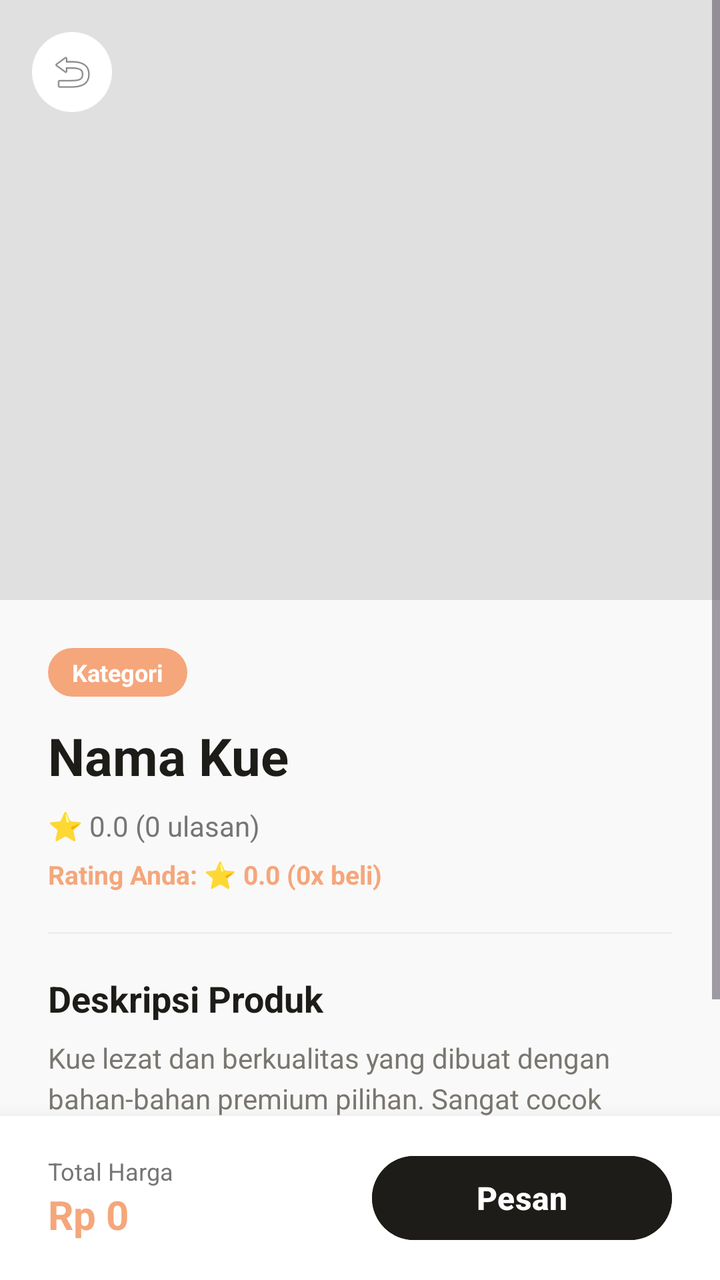
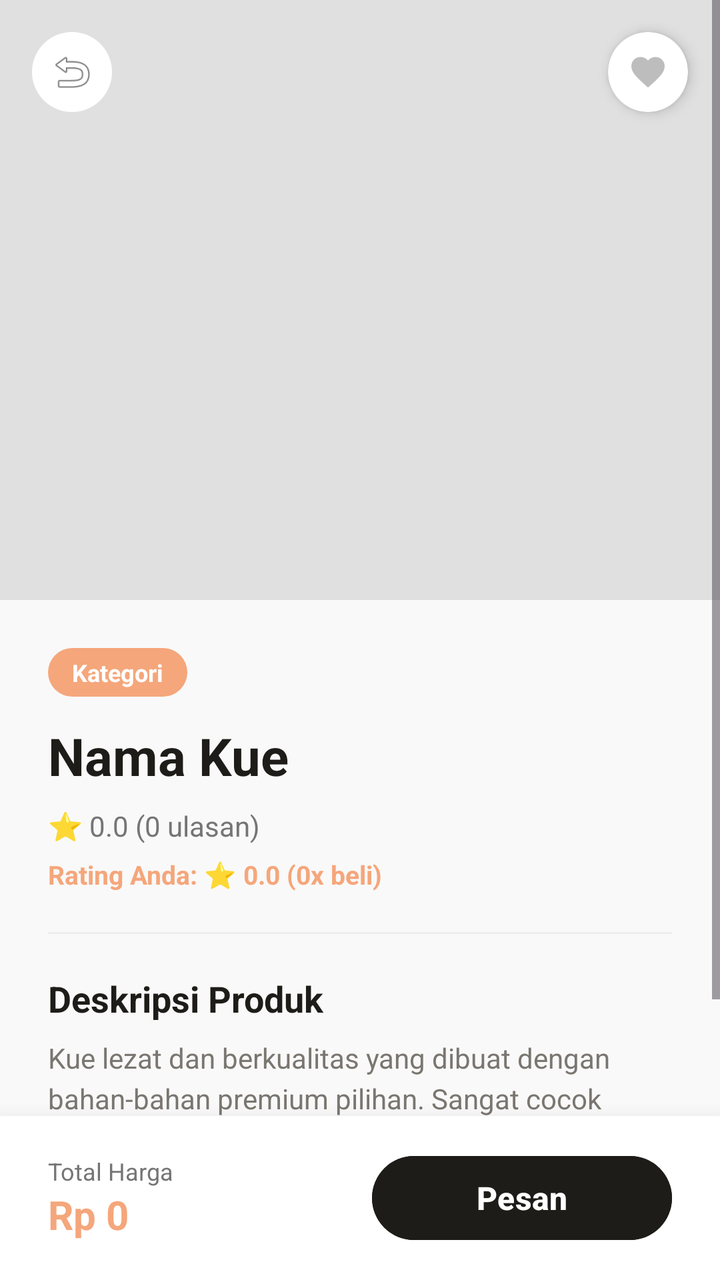

The first picture is an Android layout as it rendered before a commit; the second is the same layout after the commit. The layout source and the unified diff follow.
<!-- AndroidManifest.xml: application theme Theme.KueWeh -->
<!-- res/layout/activity_detail.xml -->
<?xml version="1.0" encoding="utf-8"?>
<RelativeLayout xmlns:android="http://schemas.android.com/apk/res/android"
    android:layout_width="match_parent"
    android:layout_height="match_parent"
    android:background="#F9F9F9">

    <ScrollView
        android:layout_width="match_parent"
        android:layout_height="match_parent"
        android:layout_above="@id/bottomBar"
        android:fillViewport="true">

        <LinearLayout
            android:layout_width="match_parent"
            android:layout_height="wrap_content"
            android:orientation="vertical">

            <ImageView
                android:id="@+id/imgDetailKue"
                android:layout_width="match_parent"
                android:layout_height="300dp"
                android:scaleType="centerCrop"
                android:background="#E0E0E0" />

            <LinearLayout
                android:layout_width="match_parent"
                android:layout_height="wrap_content"
                android:orientation="vertical"
                android:padding="24dp">

                <TextView
                    android:id="@+id/tvDetailKategori"
                    android:layout_width="wrap_content"
                    android:layout_height="wrap_content"
                    android:background="@drawable/bg_chip_active"
                    android:paddingHorizontal="12dp"
                    android:paddingVertical="4dp"
                    android:text="Kategori"
                    android:textColor="#FFFFFF"
                    android:textSize="12sp"
                    android:textStyle="bold"
                    android:layout_marginBottom="12dp"/>

                <TextView
                    android:id="@+id/tvDetailNama"
                    android:layout_width="match_parent"
                    android:layout_height="wrap_content"
                    android:text="Nama Kue"
                    android:textColor="#1E1C18"
                    android:textSize="26sp"
                    android:textStyle="bold" />

                <TextView
                    android:id="@+id/tvDetailRating"
                    android:layout_width="wrap_content"
                    android:layout_height="wrap_content"
                    android:layout_marginTop="8dp"
                    android:text="⭐ 0.0 (0 ulasan)"
                    android:textColor="#757575"
                    android:textSize="14sp" />

                <TextView
                    android:id="@+id/tvPersonalRating"
                    android:layout_width="wrap_content"
                    android:layout_height="wrap_content"
                    android:layout_marginTop="6dp"
                    android:text="Rating Anda: ⭐ 0.0 (0x beli)"
                    android:textColor="#F5A67B"
                    android:textSize="13sp"
                    android:textStyle="bold" />

                <View
                    android:layout_width="match_parent"
                    android:layout_height="1dp"
                    android:layout_marginVertical="20dp"
                    android:background="#EEEEEE" />

                <TextView
                    android:layout_width="wrap_content"
                    android:layout_height="wrap_content"
                    android:text="Deskripsi Produk"
                    android:textColor="#1E1C18"
                    android:textSize="18sp"
                    android:textStyle="bold"
                    android:layout_marginBottom="8dp"/>

                <TextView
                    android:layout_width="match_parent"
                    android:layout_height="wrap_content"
                    android:text="Kue lezat dan berkualitas yang dibuat dengan bahan-bahan premium pilihan. Sangat cocok untuk menemani waktu santai Anda bersama keluarga atau orang terkasih."
                    android:textColor="#7A7670"
                    android:textSize="14sp"
                    android:lineSpacingExtra="4dp"/>

            </LinearLayout>
        </LinearLayout>
    </ScrollView>

    <LinearLayout
        android:id="@+id/bottomBar"
        android:layout_width="match_parent"
        android:layout_height="wrap_content"
        android:layout_alignParentBottom="true"
        android:background="#FFFFFF"
        android:elevation="16dp"
        android:orientation="horizontal"
        android:paddingHorizontal="24dp"
        android:paddingVertical="16dp"
        android:gravity="center_vertical">

        <LinearLayout
            android:layout_width="0dp"
            android:layout_height="wrap_content"
            android:layout_weight="1"
            android:orientation="vertical">

            <TextView
                android:layout_width="wrap_content"
                android:layout_height="wrap_content"
                android:text="Total Harga"
                android:textColor="#757575"
                android:textSize="12sp" />

            <TextView
                android:id="@+id/tvDetailHarga"
                android:layout_width="wrap_content"
                android:layout_height="wrap_content"
                android:text="Rp 0"
                android:textColor="#F5A67B"
                android:textSize="20sp"
                android:textStyle="bold" />
        </LinearLayout>

        <Button
            android:id="@+id/btnPesanSekarang"
            android:layout_width="150dp"
            android:layout_height="50dp"
            android:backgroundTint="#1E1C18"
            android:text="Pesan"
            android:textColor="#FFFFFF"
            android:textSize="16sp"
            android:textStyle="bold" />
    </LinearLayout>

    <ImageView
        android:id="@+id/btnBack"
        android:layout_width="40dp"
        android:layout_height="40dp"
        android:layout_margin="16dp"
        android:background="@drawable/bg_search_rounded"
        android:padding="8dp"
        android:src="@android:drawable/ic_menu_revert" />

</RelativeLayout>
<!-- resources referenced by this layout -->
<resources>
  <!-- drawable bg_chip_active (drawable) -->
  <?xml version="1.0" encoding="utf-8"?>
  <shape xmlns:android="http://schemas.android.com/apk/res/android">
      <solid android:color="#F5A67B" /> <corners android:radius="16dp" />
  </shape>
  <!-- drawable bg_search_rounded (drawable) -->
  <?xml version="1.0" encoding="utf-8"?>
  <shape xmlns:android="http://schemas.android.com/apk/res/android">
      <solid android:color="#FFFFFF" />
      <corners android:radius="24dp" /> </shape>
  <style name="Theme.KueWeh" parent="Base.Theme.KueWeh" />
  <style name="Base.Theme.KueWeh" parent="Theme.Material3.DayNight.NoActionBar">
          
          
      </style>
</resources>

<!-- the commit's change to res/layout/activity_detail.xml (unified diff, before → after) -->
@@ -2,6 +2,7 @@
 <RelativeLayout xmlns:android="http://schemas.android.com/apk/res/android"
     android:layout_width="match_parent"
     android:layout_height="match_parent"
+    xmlns:app="http://schemas.android.com/apk/res-auto"
     android:background="#F9F9F9">
 
     <ScrollView
@@ -151,4 +152,23 @@
         android:padding="8dp"
         android:src="@android:drawable/ic_menu_revert" />
 
+    <androidx.cardview.widget.CardView
+        android:id="@+id/btnDetailFavoriteLayout"
+        android:layout_width="40dp"
+        android:layout_height="40dp"
+        android:layout_alignParentEnd="true"
+        android:layout_margin="16dp"
+        app:cardBackgroundColor="#FFFFFF"
+        app:cardCornerRadius="20dp"
+        app:cardElevation="4dp">
+
+        <ImageView
+            android:id="@+id/imgDetailFavoriteHeart"
+            android:layout_width="match_parent"
+            android:layout_height="match_parent"
+            android:padding="10dp"
+            android:src="@drawable/ic_favorite"
+            app:tint="#BDBDBD" />
+    </androidx.cardview.widget.CardView>
+
 </RelativeLayout>
<!-- resource entries referenced after the edit -->
@@ -10,6 +10,12 @@
   <shape xmlns:android="http://schemas.android.com/apk/res/android">
       <solid android:color="#FFFFFF" />
       <corners android:radius="24dp" /> </shape>
+  <!-- drawable ic_favorite (drawable) -->
+  <vector xmlns:android="http://schemas.android.com/apk/res/android" android:height="24dp" android:tint="#000000" android:viewportHeight="24" android:viewportWidth="24" android:width="24dp">
+        
+      <path android:fillColor="@android:color/white" android:pathData="M12,21.35l-1.45,-1.32C5.4,15.36 2,12.28 2,8.5 2,5.42 4.42,3 7.5,3c1.74,0 3.41,0.81 4.5,2.09C13.09,3.81 14.76,3 16.5,3 19.58,3 22,5.42 22,8.5c0,3.78 -3.4,6.86 -8.55,11.54L12,21.35z"/>
+      
+  </vector>
   <style name="Theme.KueWeh" parent="Base.Theme.KueWeh" />
   <style name="Base.Theme.KueWeh" parent="Theme.Material3.DayNight.NoActionBar">
           
